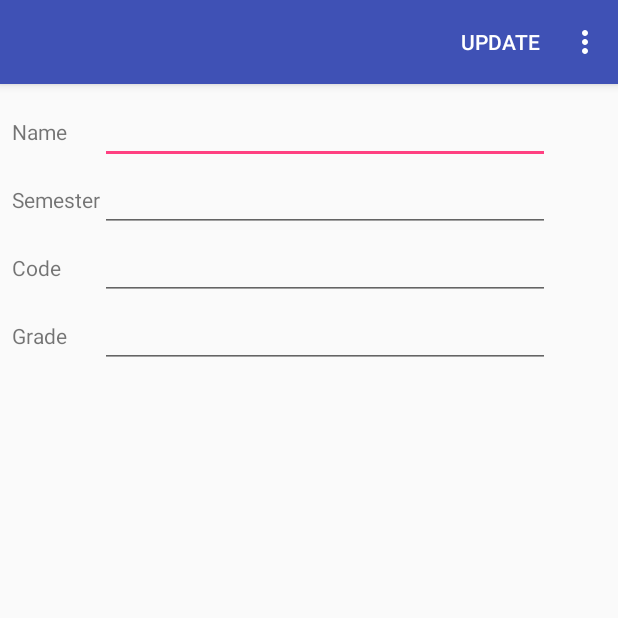
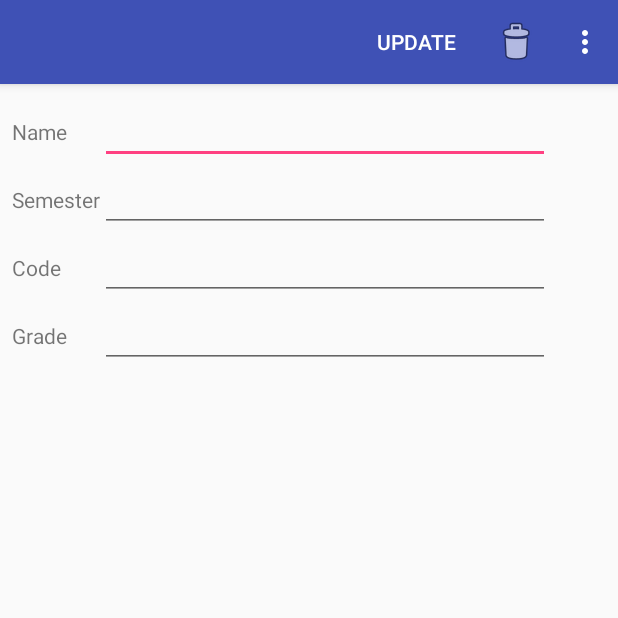
Before and after one commit to jlyons014/MyGrades, an Android app: the ViewCourse screen opened directly, with no data from a screen before it, on a phone screen of 412 x 824 dp, the top half of it. Run offline under Robolectric (Android 15) with nearby library versions, the phone set to English and light mode, and no system bars; 6 statements that could not run were skipped.

Commit message:
Added new menu item in ViewCourse action bar for a delete button. Extracted string resource file for the delete button. Added delete method in ViewCourse to delete a course. Implemented deleteSelectedCourse in DBHandler to delete course from the table. Added code to createCourse to return to Main Activity.

```diff
--- a/app/src/main/java/com/example/joe/mygrades/CreateCourse.java
+++ b/app/src/main/java/com/example/joe/mygrades/CreateCourse.java
@@ -118,6 +118,10 @@ public class CreateCourse extends AppCompatActivity {
             dbHandler.addCourse(name, semester, code, grade);
             Toast.makeText(this, "Course Added!", Toast.LENGTH_LONG).show();
         }
+
+        // returns to Main Activity if Course is deleted
+        intent = new Intent(this, MainActivity.class);
+        startActivity(intent);
     }
 
 }
--- a/app/src/main/res/menu/menu_view_course.xml
+++ b/app/src/main/res/menu/menu_view_course.xml
@@ -8,6 +8,12 @@
         android:orderInCategory="0"
         android:title="@string/update"
         app:showAsAction="always" />
+    <item
+        android:id = "@+id/delete_course"
+        android:icon="@android:drawable/ic_menu_delete"
+        android:title="@string/action_delete_course"
+        app:showAsAction="always"
+        android:onClick="deleteCourse" />
     <item
         android:id="@+id/action_home"
         android:orderInCategory="1"
--- a/app/src/main/res/values/strings.xml
+++ b/app/src/main/res/values/strings.xml
@@ -17,4 +17,5 @@
     <string name="Home">Home</string>
     <string name="update">Update</string>
     <string name="title_activity_update_course">Update Course</string>
+    <string name="action_delete_course">delete_course</string>
 </resources>
```
Also changed, not shown: app/src/main/java/com/example/joe/mygrades/DBHandler.java (+20 -0 lines), app/src/main/java/com/example/joe/mygrades/ViewCourse.java (+15 -0 lines).
